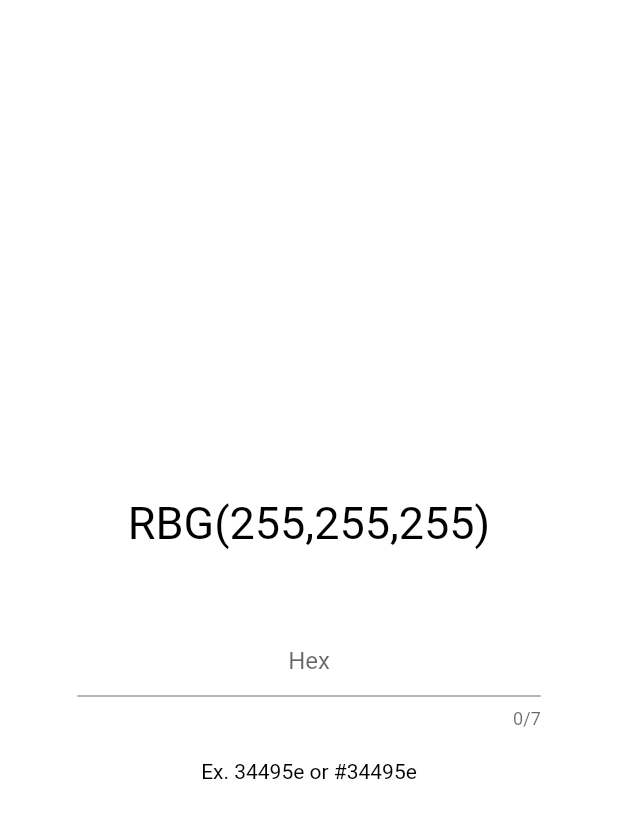
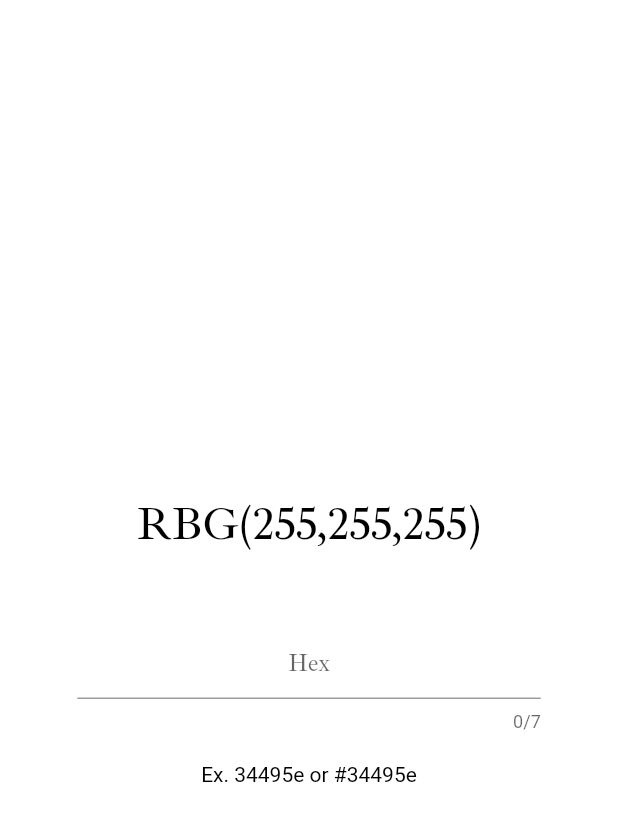
Before and after one commit to Jansalvador1445/flutter-hex2rgb, a Flutter app: the screen it shows after launch, on a phone screen of 412 x 824 dp. Shown: the top 821 px of the screen. Run offline on Flutter 3.47's test engine with Material 2 defaults, Android fonts, the phone set to English and light mode, and no system bars.

Commit message:
Added Fonts and Integrate it

```diff
--- a/lib/main.dart
+++ b/lib/main.dart
@@ -73,6 +73,7 @@
               style: TextStyle(
                 fontSize: 30,
                 color: _inputColor,
+                fontFamily: 'Ibarra',
               ),
             ),
             padding: EdgeInsets.all(50),
@@ -88,6 +89,7 @@
                   textAlign: TextAlign.center,
                   style: TextStyle(
                     color: _inputColor,
+                    fontFamily: 'Ibarra',
                   ),
                   decoration: InputDecoration(
                     focusedBorder: UnderlineInputBorder(
```
Also changed, not shown: pubspec.yaml (+5 -11 lines), assets/IbarraRealNova-Regular.ttf (added), assets/IbarraRealNova-SemiBold.ttf (added).
